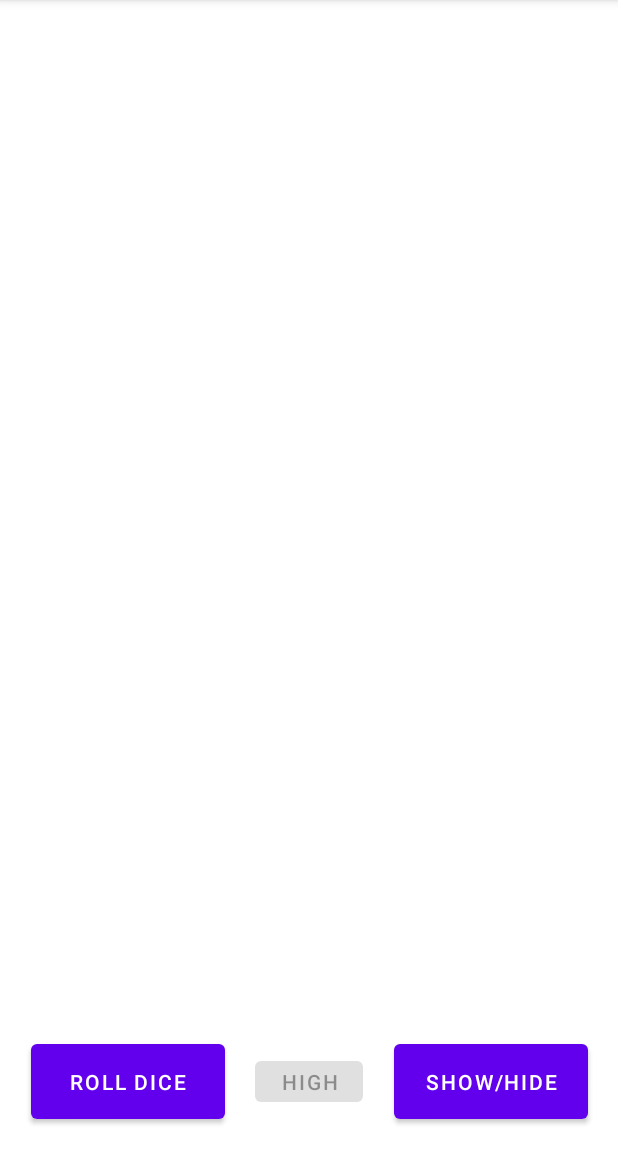
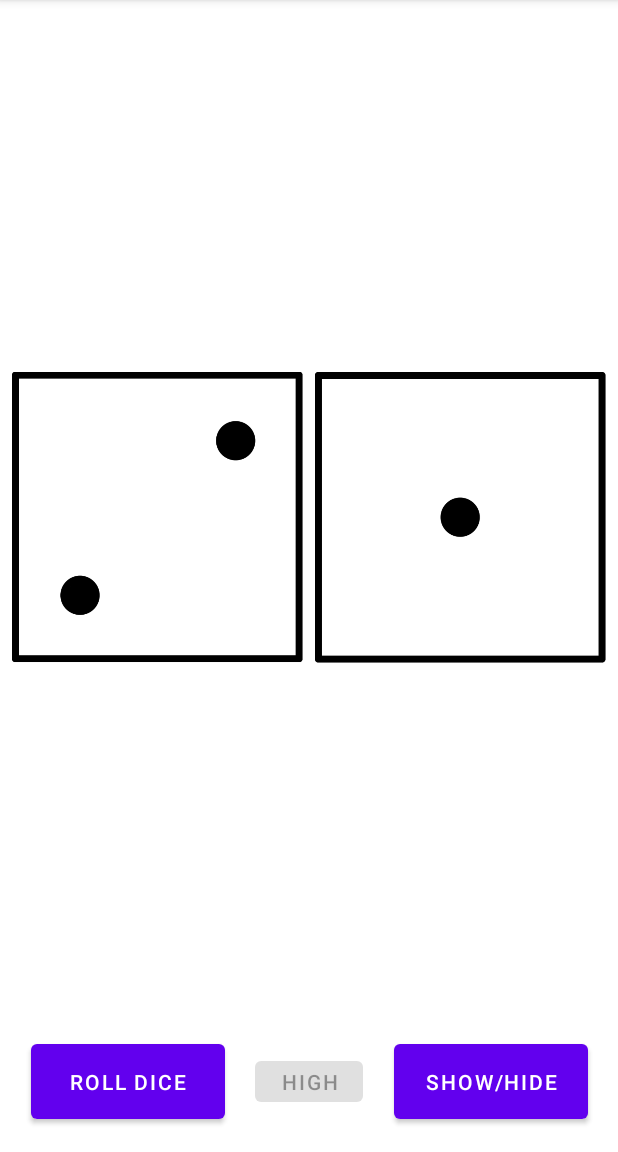
Before and after one commit to MangoMaracuya/Luegenmaexchen, an Android app: the screen it shows after launch (MainActivity), on a phone screen of 412 x 824 dp, the part 84-1236 px from its top. Run offline under Robolectric (Android 15) with nearby library versions, the light colour scheme and no system bars.

Commit message:
Added dice images and sound for maexchen.

```diff
--- a/app/src/main/res/layout/activity_main.xml
+++ b/app/src/main/res/layout/activity_main.xml
@@ -28,22 +28,6 @@
         app:layout_constraintHorizontal_bias="0.5"
         app:layout_constraintStart_toStartOf="parent" />
 
-    <TextView
-        android:id="@+id/value_textview"
-        android:layout_width="388dp"
-        android:layout_height="468dp"
-        android:layout_marginBottom="85dp"
-        android:gravity="center_horizontal"
-        android:text=""
-        android:textAlignment="center"
-
-        android:textSize="250sp"
-        app:layout_constraintBottom_toTopOf="@+id/button_show_hide"
-        app:layout_constraintEnd_toEndOf="parent"
-        app:layout_constraintHorizontal_bias="0.5"
-        app:layout_constraintStart_toStartOf="parent"
-        app:layout_constraintTop_toTopOf="parent" />
-
     <Button
         android:id="@+id/button_higher"
         android:layout_width="72dp"
@@ -56,4 +40,32 @@
         app:layout_constraintStart_toEndOf="@+id/button_roll_dice"
         app:layout_constraintTop_toTopOf="@+id/button_roll_dice" />
 
+    <ImageView
+        android:id="@+id/left_die_imageview"
+        android:layout_width="0dp"
+        android:layout_height="0dp"
+        android:layout_marginStart="8dp"
+        android:layout_marginLeft="8dp"
+        android:layout_marginEnd="8dp"
+        android:layout_marginRight="8dp"
+        app:layout_constraintBottom_toTopOf="@+id/button_show_hide"
+        app:layout_constraintEnd_toStartOf="@+id/right_die_imageview"
+        app:layout_constraintHorizontal_weight=".45"
+        app:layout_constraintStart_toStartOf="parent"
+        app:layout_constraintTop_toTopOf="parent"
+        app:srcCompat="@drawable/two" />
+
+    <ImageView
+        android:id="@+id/right_die_imageview"
+        android:layout_width="0dp"
+        android:layout_height="0dp"
+        android:layout_marginEnd="8dp"
+        android:layout_marginRight="8dp"
+        app:layout_constraintBottom_toBottomOf="@+id/left_die_imageview"
+        app:layout_constraintEnd_toEndOf="parent"
+        app:layout_constraintHorizontal_weight=".45"
+        app:layout_constraintStart_toEndOf="@+id/left_die_imageview"
+        app:layout_constraintTop_toTopOf="@+id/left_die_imageview"
+        app:srcCompat="@drawable/one"/>
+
 </androidx.constraintlayout.widget.ConstraintLayout>
```
Also changed, not shown: app/src/main/java/com/example/maexchen/Dice.kt (+5 -9 lines), app/src/main/java/com/example/maexchen/MainActivity.kt (+68 -13 lines), app/src/main/res/drawable/five.png (added), app/src/main/res/drawable/four.png (added), app/src/main/res/drawable/one.png (added), app/src/main/res/drawable/six.png (added), app/src/main/res/drawable/three.png (added), app/src/main/res/drawable/two.png (added), 2 other files.
